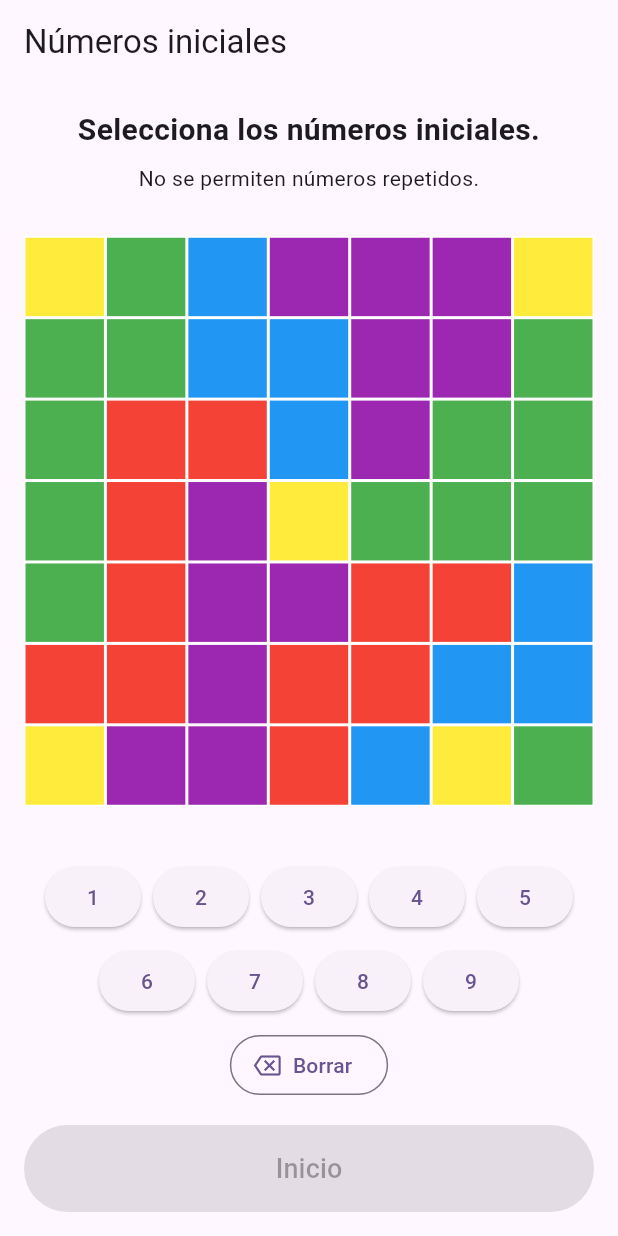
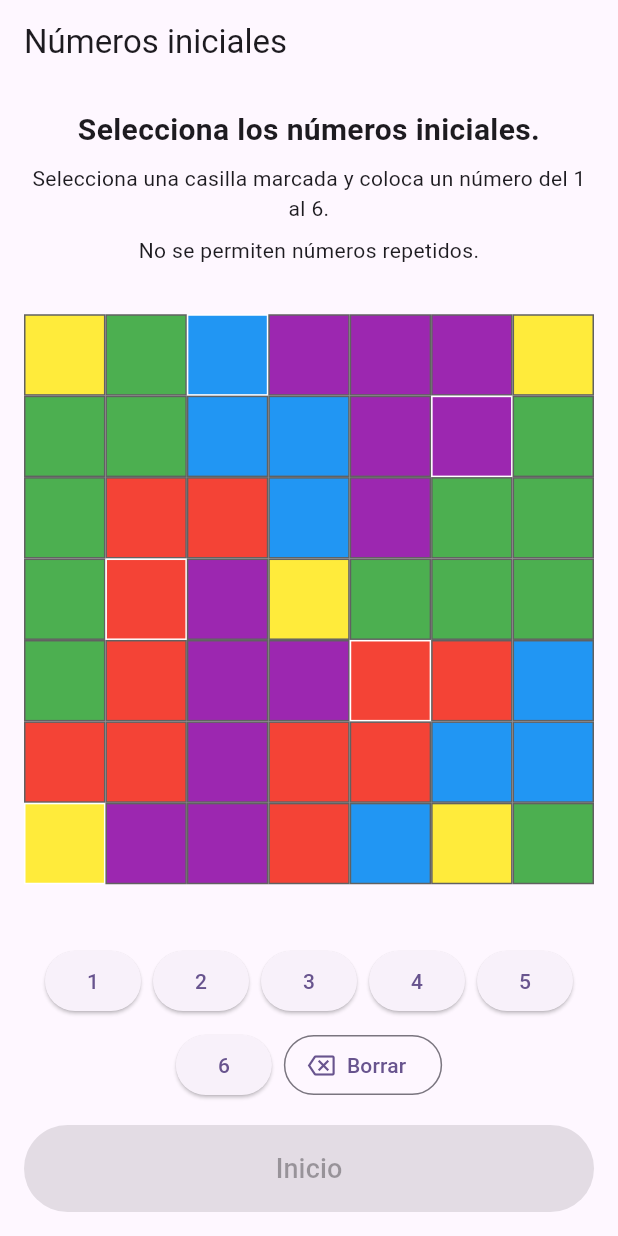
Before and after one commit to J-EnriqueCL/dart_package_1, a Flutter app: the screen it shows after launch, on a phone screen of 412 x 824 dp. Run offline on Flutter 3.47's test engine with Material 3 defaults, Android fonts, the phone set to English and light mode, and no system bars.

Commit message:
correcta ejecucion del flutter

```diff
--- a/lib/pantalla_numeros_iniciales.dart
+++ b/lib/pantalla_numeros_iniciales.dart
@@ -88,17 +88,24 @@ class _PantallaNumerosInicialesState
   void initState() {
     super.initState();
 
-    _matriz = _distribucion
-        .map(
-          (region) => Celda(
-            region: region,
-            esInicial: true,
-          ),
-        )
-        .toList();
+    const indicesIniciales = {2, 12, 22, 32, 42};
+
+    _matriz = _distribucion.asMap().entries.map((entrada) {
+      return Celda(
+        region: entrada.value,
+        esInicial: indicesIniciales.contains(entrada.key),
+      );
+    }).toList();
   }
 
   void _seleccionarCelda(int indice) {
+    if (!_matriz[indice].esInicial) {
+      setState(() {
+        _mensajeError = 'Solo puedes seleccionar una casilla inicial.';
+      });
+      return;
+    }
+
     setState(() {
       _indiceSeleccionado = indice;
       _mensajeError = null;
@@ -106,9 +113,17 @@ class _PantallaNumerosInicialesState
   }
 
   void _colocarNumero(int numero) {
+    if (numero < 1 || numero > 6) {
+      setState(() {
+        _mensajeError = 'Solo se permiten números del 1 al 6.';
+      });
+      return;
+    }
+
     if (_indiceSeleccionado == null) {
       setState(() {
-        _mensajeError = 'Selecciona una casilla antes de colocar un número.';
+        _mensajeError =
+            'Selecciona una casilla inicial antes de colocar un número.';
       });
       return;
     }
@@ -160,7 +175,7 @@ class _PantallaNumerosInicialesState
   void _borrarNumero() {
     if (_indiceSeleccionado == null) {
       setState(() {
-        _mensajeError = 'Selecciona una casilla antes de borrar.';
+        _mensajeError = 'Selecciona una casilla inicial antes de borrar.';
       });
       return;
     }
@@ -255,6 +270,15 @@ class _PantallaNumerosInicialesState
     return material.Colors.white;
   }
 
+  String _descripcionDeRegionSeleccionada() {
+    if (_indiceSeleccionado == null) {
+      return '';
+    }
+
+    final region = _matriz[_indiceSeleccionado!].region;
+    return _tiposPorRegion[region]!.descripcion;
+  }
+
   @override
   material.Widget build(material.BuildContext context) {
     return material.Scaffold(
@@ -273,6 +297,11 @@ class _PantallaNumerosInicialesState
                   fontSize: 20,
                   fontWeight: material.FontWeight.bold,
                 ),
+              ),
+              const material.SizedBox(height: 8),
+              const material.Text(
+                'Selecciona una casilla marcada y coloca un número del 1 al 6.',
+                textAlign: material.TextAlign.center,
               ),
               const material.SizedBox(height: 8),
               const material.Text(
@@ -306,7 +335,9 @@ class _PantallaNumerosInicialesState
                               border: material.Border.all(
                                 color: seleccionada
                                     ? material.Colors.black
-                                    : material.Colors.white,
+                                    : celda.esInicial
+                                        ? material.Colors.white
+                                        : material.Colors.grey.shade700,
                                 width: seleccionada ? 4 : 1,
                               ),
                             ),
@@ -328,10 +359,7 @@ class _PantallaNumerosInicialesState
               const material.SizedBox(height: 12),
               if (_indiceSeleccionado != null)
                 material.Text(
-                  _tiposPorRegion[
-                    _matriz[_indiceSeleccionado!].region,
-                  ]!
-                      .descripcion,
+                  _descripcionDeRegionSeleccionada(),
                   textAlign: material.TextAlign.center,
                 ),
               if (_mensajeError != null) ...[
@@ -351,7 +379,7 @@ class _PantallaNumerosInicialesState
                 spacing: 8,
                 runSpacing: 8,
                 children: [
-                  for (var numero = 1; numero <= 9; numero++)
+                  for (var numero = 1; numero <= 6; numero++)
                     material.ElevatedButton(
                       onPressed: () => _colocarNumero(numero),
                       child: material.Text('$numero'),
```
Also changed, not shown: 12 other files.
